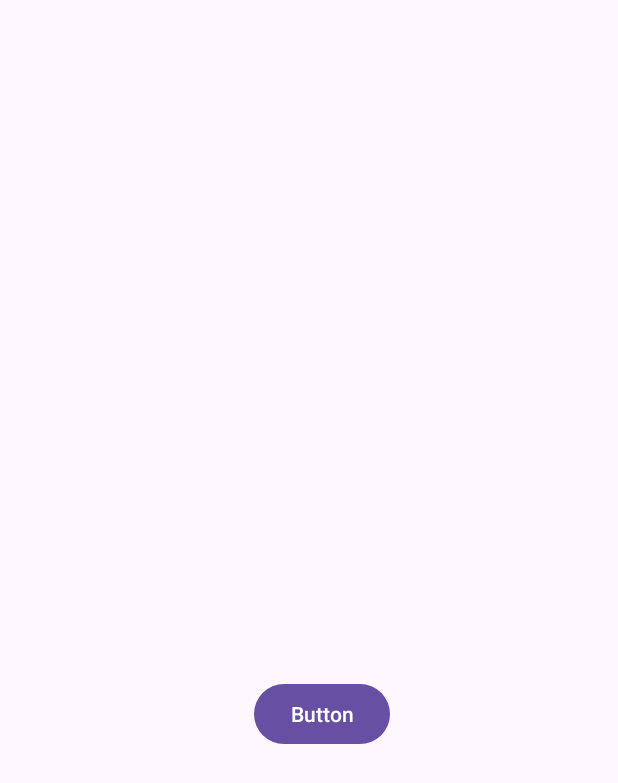
After one commit to hamzaqurbonov/firebasejava, an Android app: the layout aktivity.xml on its own in the app's theme, with its tools: preview values and no code run, on a phone screen of 412 x 824 dp. The commit adds this screen. Shown: the top 783 px of the screen. Run offline under Robolectric (Android 15) with nearby library versions, the phone set to English and light mode, and no system bars.

Commit message:
Button
Киришда тугмани босиб кириш

```diff
--- a/app/src/main/AndroidManifest.xml
+++ b/app/src/main/AndroidManifest.xml
@@ -12,6 +12,11 @@
         android:supportsRtl="true"
         android:theme="@style/Theme.FirebaseJava"
         tools:targetApi="31">
+        <activity android:name=".InitYouTubePlayer"
+            android:exported="true">
+<!--            android:screenOrientation="landscape"-->
+
+        </activity>
         <activity
             android:name=".MainActivity"
             android:exported="true">
--- /dev/null
+++ b/app/src/main/res/layout/aktivity.xml
@@ -0,0 +1,18 @@
+<?xml version="1.0" encoding="utf-8"?>
+<androidx.constraintlayout.widget.ConstraintLayout xmlns:android="http://schemas.android.com/apk/res/android"
+    xmlns:app="http://schemas.android.com/apk/res-auto"
+    xmlns:tools="http://schemas.android.com/tools"
+    android:layout_width="match_parent"
+    android:layout_height="match_parent">
+
+    <Button
+        android:id="@+id/button"
+        android:layout_width="wrap_content"
+        android:layout_height="wrap_content"
+        android:layout_marginBottom="324dp"
+        android:text="Button"
+        app:layout_constraintBottom_toBottomOf="parent"
+        app:layout_constraintEnd_toEndOf="parent"
+        app:layout_constraintHorizontal_bias="0.528"
+        app:layout_constraintStart_toStartOf="parent" />
+</androidx.constraintlayout.widget.ConstraintLayout>
```
Also changed, not shown: app/src/main/java/com/example/firebasejava/InitYouTubePlayer.java (+94 -73 lines), app/src/main/java/com/example/firebasejava/MainActivity.java (+81 -68 lines), app/src/main/res/layout/activity_main.xml (+16 -3 lines).
